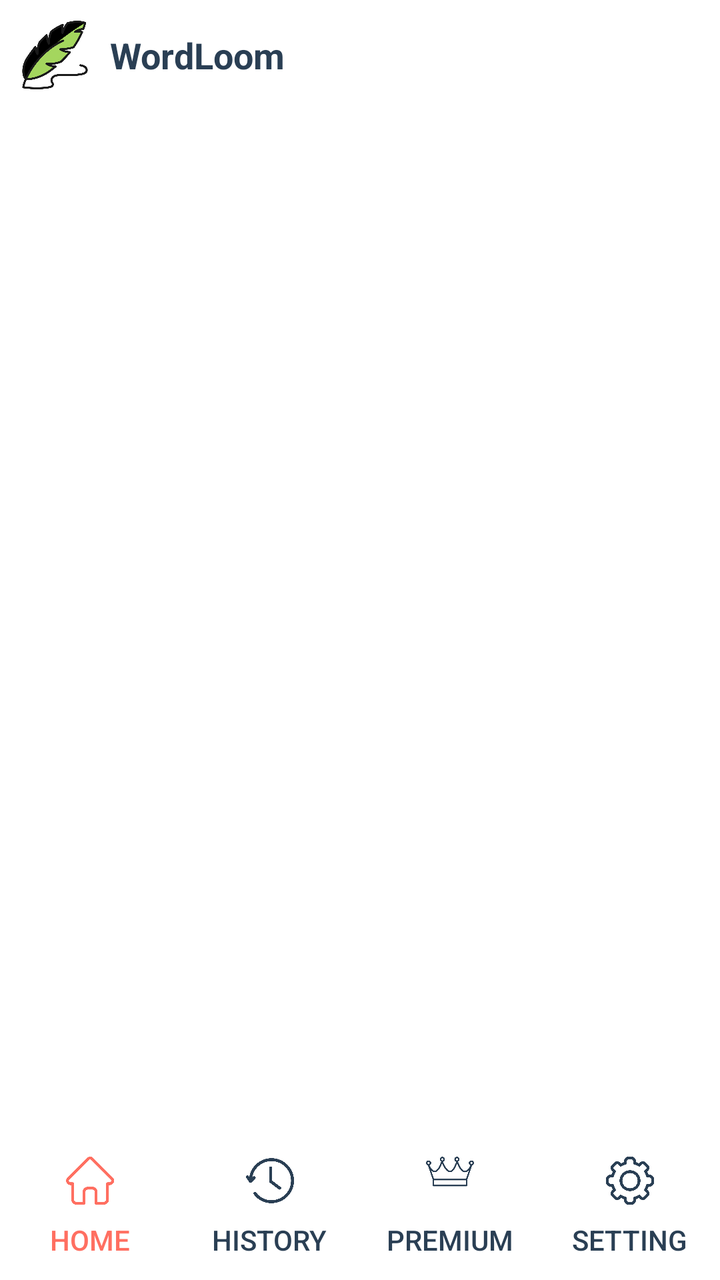
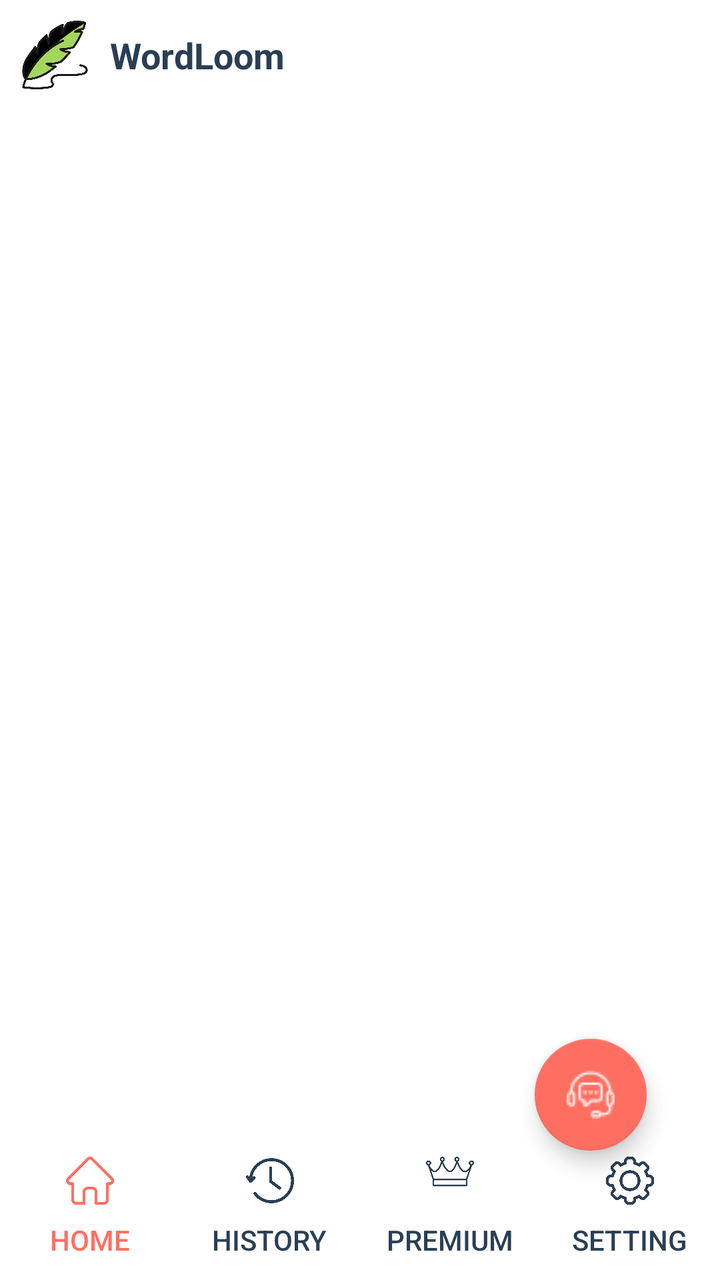

Compare the two renders of this Android layout. The source of the first and the diff that turns it into the second are given below.
<!-- AndroidManifest.xml: application theme Theme.PhraseFlow -->
<!-- res/layout/activity_home.xml -->
<?xml version="1.0" encoding="utf-8"?>
<LinearLayout xmlns:android="http://schemas.android.com/apk/res/android"
    xmlns:app="http://schemas.android.com/apk/res-auto"
    xmlns:tools="http://schemas.android.com/tools"
    android:id="@+id/main"
    android:layout_width="match_parent"
    android:layout_height="match_parent"
    android:background="@color/white"
    android:orientation="vertical"
    tools:context=".activities.HomeActivity">

    <LinearLayout
        android:layout_width="match_parent"
        android:layout_height="wrap_content"
        android:layout_weight="1"
        android:orientation="vertical">

        <LinearLayout
            android:layout_width="match_parent"
            android:layout_height="wrap_content"
            android:gravity="center_vertical"
            android:orientation="horizontal">

            <ImageView
                android:id="@+id/imageView4"
                android:layout_width="35dp"
                android:layout_height="35dp"
                android:layout_margin="10dp"
                android:src="@drawable/logo" />

            <TextView
                android:id="@+id/textView4"
                android:layout_width="wrap_content"
                android:layout_height="wrap_content"
                android:layout_weight="1"
                android:text="WordLoom"
                android:textColor="@color/c4"
                android:textSize="18dp"
                android:textStyle="bold" />
        </LinearLayout>

        <LinearLayout
            android:layout_width="match_parent"
            android:layout_height="match_parent"
            android:layout_weight="1"
            android:orientation="vertical">

            <androidx.viewpager2.widget.ViewPager2
                android:id="@+id/viwepager"
                android:layout_width="match_parent"
                android:layout_height="match_parent" />
        </LinearLayout>

        <LinearLayout
            android:layout_width="match_parent"
            android:layout_height="wrap_content"
            android:orientation="vertical">

            <com.google.android.material.tabs.TabLayout
                android:id="@+id/tabLayout"
                android:layout_width="match_parent"
                android:layout_height="wrap_content"
                android:backgroundTint="@color/white"
                android:clickable="true"
                app:tabIndicatorHeight="0dp"
                app:tabMode="fixed"
                app:tabSelectedTextColor="@color/c6"
                app:tabTextColor="@color/c4">

                <com.google.android.material.tabs.TabItem
                    android:id="@+id/tab_home"
                    android:layout_width="wrap_content"
                    android:layout_height="wrap_content"
                    android:icon="@drawable/home_selected"
                    android:text="Home" />

                <com.google.android.material.tabs.TabItem
                    android:id="@+id/tab_settimg2"
                    android:layout_width="wrap_content"
                    android:layout_height="wrap_content"
                    android:icon="@drawable/history_unselected"
                    android:text="HISTORY" />

                <com.google.android.material.tabs.TabItem
                    android:id="@+id/tab_subscribe"
                    android:layout_width="wrap_content"
                    android:layout_height="wrap_content"
                    android:icon="@drawable/crown_unselected"
                    android:text="Premium" />

                <com.google.android.material.tabs.TabItem
                    android:id="@+id/tab_settimg"
                    android:layout_width="wrap_content"
                    android:layout_height="wrap_content"
                    android:icon="@drawable/settings_unselected"
                    android:text="Setting" />

            </com.google.android.material.tabs.TabLayout>
        </LinearLayout>

        
        
        
        

        
        
        
        
        
        
        

        
        
        
        
        
        

        
        
        
        
        
        

        
        
        
        
        
        

        
        
        
        
        
        
        
        
        
        

        
        
        
        
        
        
        
        

        
        
        
        
        
        
        
        
        
        

        

        
        

        
        
        
        
        
        
        
        

        
        
        
        
        
        

    </LinearLayout>

    
    
    
    

    
    
    
    
    
    
    

    
    
    
    
    

    
    
    
    
    
    
    

    
    
    
    
    
    
    

    
    
    
    
    

    
    
    
    
    
    

    
    
    
    
    
    
    

    
    
    
    
    

    
    
    
    
    
    
    

</LinearLayout>
<!-- resources referenced by this layout -->
<resources>
  <color name="c4">#2A3F54</color>
  <color name="c6">#FF6F61</color>
  <color name="white">#FFFFFFFF</color>
  <!-- drawable crown_unselected: png bitmap (drawable, 20321 bytes) -->
  <!-- drawable history_unselected: png bitmap (drawable, 22499 bytes) -->
  <!-- drawable home_selected: png bitmap (drawable, 11129 bytes) -->
  <!-- drawable logo: png bitmap (drawable, 36699 bytes) -->
  <!-- drawable settings_unselected: png bitmap (drawable, 31221 bytes) -->
  <style name="Theme.PhraseFlow" parent="Base.Theme.PhraseFlow" />
  <style name="Base.Theme.PhraseFlow" parent="Theme.AppCompat.Light.NoActionBar">
          
          
      </style>
</resources>

<!-- the commit's change to res/layout/activity_home.xml (unified diff, before → after) -->
@@ -1,5 +1,5 @@
 <?xml version="1.0" encoding="utf-8"?>
-<LinearLayout xmlns:android="http://schemas.android.com/apk/res/android"
+<androidx.constraintlayout.widget.ConstraintLayout xmlns:android="http://schemas.android.com/apk/res/android"
     xmlns:app="http://schemas.android.com/apk/res-auto"
     xmlns:tools="http://schemas.android.com/tools"
     android:id="@+id/main"
@@ -11,9 +11,14 @@
 
     <LinearLayout
         android:layout_width="match_parent"
-        android:layout_height="wrap_content"
-        android:layout_weight="1"
-        android:orientation="vertical">
+        android:layout_height="match_parent"
+        android:orientation="vertical"
+        app:layout_constraintBottom_toBottomOf="parent"
+        app:layout_constraintEnd_toEndOf="parent"
+        app:layout_constraintHorizontal_bias="0.5"
+        app:layout_constraintStart_toStartOf="parent"
+        app:layout_constraintTop_toTopOf="parent"
+        app:layout_constraintVertical_bias="0.5">
 
         <LinearLayout
             android:layout_width="match_parent"
@@ -39,17 +44,23 @@
                 android:textStyle="bold" />
         </LinearLayout>
 
-        <LinearLayout
+        <androidx.constraintlayout.widget.ConstraintLayout
             android:layout_width="match_parent"
             android:layout_height="match_parent"
-            android:layout_weight="1"
-            android:orientation="vertical">
+            android:layout_weight="1">
 
             <androidx.viewpager2.widget.ViewPager2
                 android:id="@+id/viwepager"
                 android:layout_width="match_parent"
-                android:layout_height="match_parent" />
-        </LinearLayout>
+                android:layout_height="match_parent"
+                app:layout_constraintBottom_toBottomOf="parent"
+                app:layout_constraintEnd_toEndOf="parent"
+                app:layout_constraintHorizontal_bias="0.0"
+                app:layout_constraintStart_toStartOf="parent"
+                app:layout_constraintTop_toTopOf="parent"
+                app:layout_constraintVertical_bias="0.0" />
+
+        </androidx.constraintlayout.widget.ConstraintLayout>
 
         <LinearLayout
             android:layout_width="match_parent"
@@ -98,162 +109,26 @@
             </com.google.android.material.tabs.TabLayout>
         </LinearLayout>
 
-        
-        
-        
-        
-
-        
-        
-        
-        
-        
-        
-        
-
-        
-        
-        
-        
-        
-        
-
-        
-        
-        
-        
-        
-        
-
-        
-        
-        
-        
-        
-        
-
-        
-        
-        
-        
-        
-        
-        
-        
-        
-        
-
-        
-        
-        
-        
-        
-        
-        
-        
-
-        
-        
-        
-        
-        
-        
-        
-        
-        
-        
-
-        
-
-        
-        
-
-        
-        
-        
-        
-        
-        
-        
-        
-
-        
-        
-        
-        
-        
-        
-
     </LinearLayout>
 
-    
-    
-    
-    
+    <com.google.android.material.floatingactionbutton.FloatingActionButton
+        android:id="@+id/fab_support"
+        android:layout_width="wrap_content"
+        android:layout_height="wrap_content"
+        android:layout_alignParentEnd="true"
+        android:layout_alignParentBottom="true"
+        android:layout_margin="8dp"
+        android:contentDescription="Get help and support"
+        app:backgroundTint="@color/c6"
+        android:src="@drawable/ic_support_24"
+        android:text="Support"
+        android:tint="@color/white"
+        app:fabSize="normal"
+        app:layout_constraintBottom_toBottomOf="parent"
+        app:layout_constraintEnd_toEndOf="parent"
+        app:layout_constraintHorizontal_bias="0.9"
+        app:layout_constraintStart_toStartOf="parent"
+        app:layout_constraintTop_toTopOf="parent"
+        app:layout_constraintVertical_bias="0.9" />
 
-    
-    
-    
-    
-    
-    
-    
-
-    
-    
-    
-    
-    
-
-    
-    
-    
-    
-    
-    
-    
-
-    
-    
-    
-    
-    
-    
-    
-
-    
-    
-    
-    
-    
-
-    
-    
-    
-    
-    
-    
-
-    
-    
-    
-    
-    
-    
-    
-
-    
-    
-    
-    
-    
-
-    
-    
-    
-    
-    
-    
-    
-
-</LinearLayout>
+</androidx.constraintlayout.widget.ConstraintLayout>
<!-- resource entries referenced after the edit -->
@@ -6,6 +6,7 @@
   <!-- drawable crown_unselected: png bitmap (drawable, 20321 bytes) -->
   <!-- drawable history_unselected: png bitmap (drawable, 22499 bytes) -->
   <!-- drawable home_selected: png bitmap (drawable, 11129 bytes) -->
+  <!-- drawable ic_support_24: png bitmap (drawable, 699 bytes) -->
   <!-- drawable logo: png bitmap (drawable, 36699 bytes) -->
   <!-- drawable settings_unselected: png bitmap (drawable, 31221 bytes) -->
   <style name="Theme.PhraseFlow" parent="Base.Theme.PhraseFlow" />
